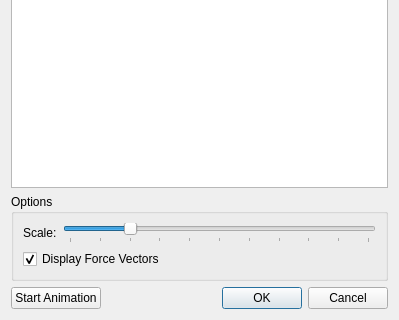
Qt form libavogadro/src/extensions/vibrationdialog.ui (cryos/avogadro) before a commit; both pictures show x 0 to 399 and y 139 to 459 of the 399 by 459 pixel window.
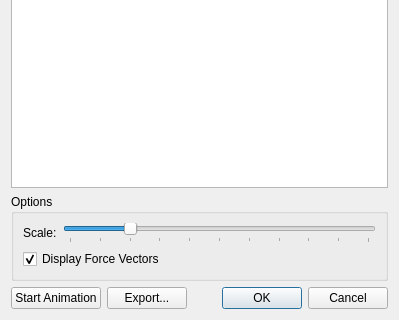
The same form after that commit.

Commit message: Changed from David Lonie for an "export" feature.

Diff of the .ui file:
```diff
--- a/libavogadro/src/extensions/vibrationdialog.ui
+++ b/libavogadro/src/extensions/vibrationdialog.ui
@@ -109,6 +109,13 @@
        </property>
       </widget>
      </item>
+     <item>
+      <widget class="QPushButton" name="exportButton" >
+       <property name="text" >
+        <string>Export...</string>
+       </property>
+      </widget>
+     </item>
      <item>
       <widget class="QDialogButtonBox" name="buttonBox" >
        <property name="orientation" >
```
The commit also changes 3 other files.
